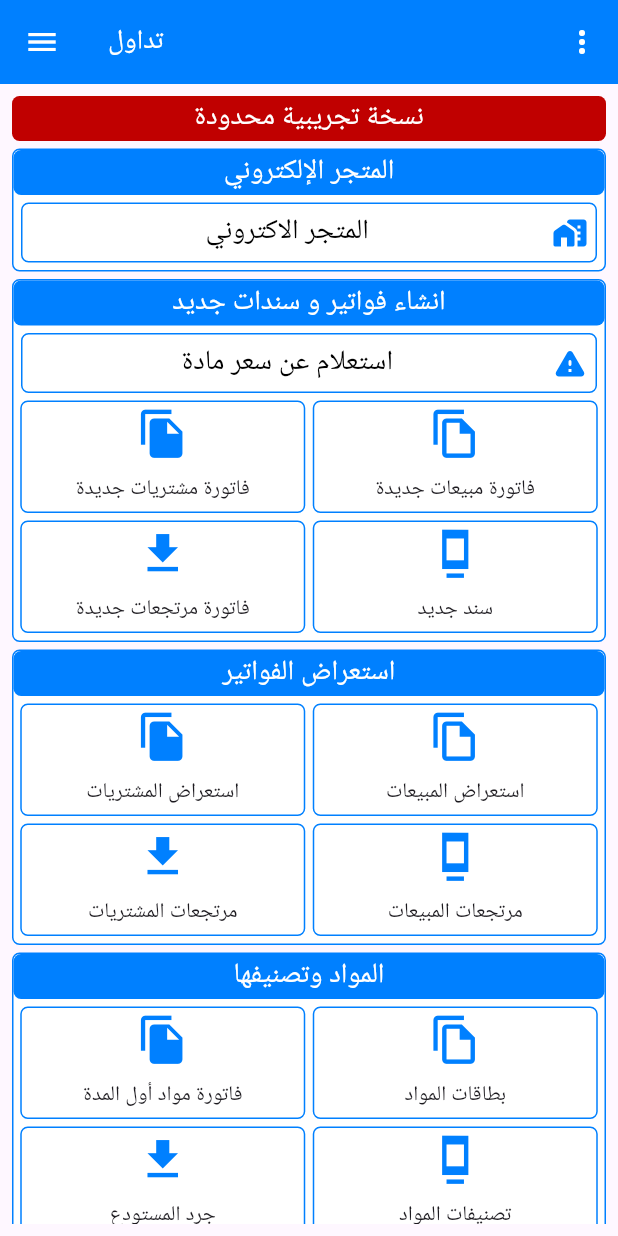
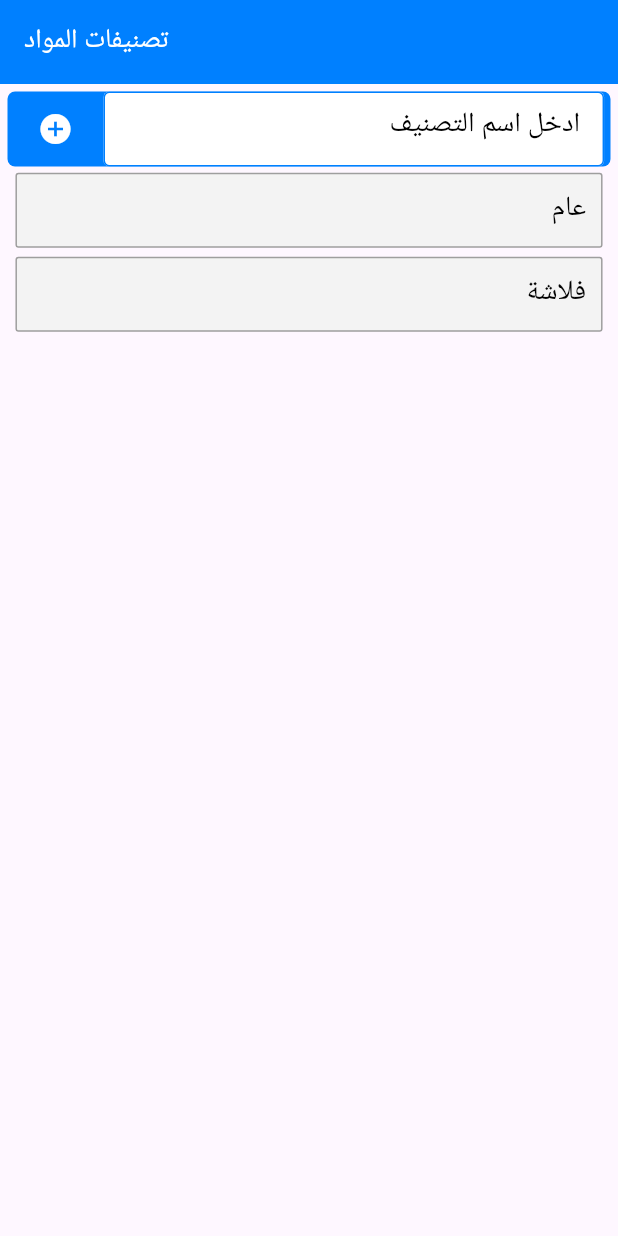
Before and after one commit to salimo2002/template, a Flutter app: the screen it shows after launch, after a tap on "تصنيفات المواد", on a phone screen of 412 x 824 dp. Run offline on Flutter 3.47's test engine with Material 3 defaults, Android fonts, the phone set to English and light mode, and no system bars; missing offline and left inert: font_awesome_icon_class.

Commit message:
create itemsClassificationView

```diff
--- a/lib/main.dart
+++ b/lib/main.dart
@@ -2,6 +2,7 @@ import 'package:flutter/material.dart';
 import 'package:template/utils/constants.dart';
 import 'package:template/views/home_view.dart';
 import 'package:template/views/item_card_view.dart';
+import 'package:template/views/items_classifications_view.dart';
 import 'package:template/views/new_item_view.dart';
 
 void main(List<String> args) {
@@ -24,7 +25,7 @@ class Template extends StatelessWidget {
         HomeView.id: (context) => const HomeView(),
         ItemCardView.id: (context) => const ItemCardView(),
         NewItemView.id: (context) => const NewItemView(),
-
+        ItemsClassificationsView.id: (context) => const ItemsClassificationsView(),
       },
       initialRoute: HomeView.id,
     );
--- a/lib/utils/constants.dart
+++ b/lib/utils/constants.dart
@@ -4,4 +4,5 @@ const kBlack = Colors.black;
 const kWhite = Colors.white;
 const kblueAccent = Color(0xff0080ff);
 const kred = Color(0xffc00000);
+const kgrey = Color(0xfff3f3f3);
 const klogo = 'assets/images/loogo.png';
--- /dev/null
+++ b/lib/views/items_classifications_view.dart
@@ -0,0 +1,38 @@
+import 'package:flutter/material.dart';
+import 'package:template/utils/constants.dart';
+import 'package:template/utils/font_style.dart';
+import 'package:template/widgets/items%20classifications%20view%20widgets/container_item_classifications.dart';
+import 'package:template/widgets/items%20classifications%20view%20widgets/container_name_classifications.dart';
+
+class ItemsClassificationsView extends StatelessWidget {
+  const ItemsClassificationsView({super.key});
+  static String id = 'ItemClassificationsView';
+  @override
+  Widget build(BuildContext context) {
+    return Scaffold(
+      appBar: AppBar(
+        automaticallyImplyLeading: false,
+        title: Text('تصنيفات المواد', style: FontStyleApp.white18),
+        backgroundColor: kblueAccent,
+      ),
+      body: Padding(
+        padding: const EdgeInsets.all(5),
+        child: Column(
+          children: [
+            ContainerNameClassifications(),
+            SizedBox(height: MediaQuery.sizeOf(context).height * .005),
+            ContainerItemClassifications(
+              nameClassificatio: 'عام',
+              onTap: () {},
+            ),
+            SizedBox(height: 6),
+            ContainerItemClassifications(
+              nameClassificatio: 'فلاشة',
+              onTap: () {},
+            ),
+          ],
+        ),
+      ),
+    );
+  }
+}
--- a/lib/widgets/home view widgets/create_financial_documents.dart
+++ b/lib/widgets/home view widgets/create_financial_documents.dart
@@ -1,7 +1,6 @@
 
 
 import 'package:flutter/material.dart';
-import 'package:flutter/widgets.dart';
 import 'package:template/utils/constants.dart';
 import 'package:template/widgets/button_check_price.dart';
 import 'package:template/widgets/custom_container.dart';
--- a/lib/widgets/home view widgets/product_catalog.dart
+++ b/lib/widgets/home view widgets/product_catalog.dart
@@ -2,6 +2,7 @@
 import 'package:flutter/material.dart';
 import 'package:template/utils/constants.dart';
 import 'package:template/views/item_card_view.dart';
+import 'package:template/views/items_classifications_view.dart';
 import 'package:template/widgets/custom_container.dart';
 import 'package:template/widgets/parts_titel.dart';
 import 'package:template/widgets/row_custom_button.dart';
@@ -18,7 +19,7 @@ class ProductCatalog extends StatelessWidget {
        crossAxisAlignment: CrossAxisAlignment.center,
        children: [
          PartsTitle(
-           title: 'المواد وتصنيفها',
+           title: 'المواد وتصنيفاتها',
            color: kblueAccent,
          ),
 
@@ -38,7 +39,7 @@ class ProductCatalog extends StatelessWidget {
            icon1: Icons.file_download,
            icon2: Icons.dock_sharp,
            onTap1: () {},
-           onTap2: () {},
+           onTap2: () {Navigator.pushNamed(context, ItemsClassificationsView.id);},
            text1: 'جرد المستودع',
            text2: 'تصنيفات المواد',
          ), SizedBox(height: 5),
--- /dev/null
+++ b/lib/widgets/items classifications view widgets/container_item_classifications.dart
@@ -0,0 +1,38 @@
+
+import 'package:flutter/material.dart';
+import 'package:template/utils/constants.dart';
+import 'package:template/utils/font_style.dart';
+import 'package:template/utils/responsive_text.dart';
+
+class ContainerItemClassifications extends StatelessWidget {
+  const ContainerItemClassifications({
+    super.key,
+    required this.nameClassificatio, required this.onTap,
+  });
+  final String nameClassificatio;
+  final void Function() onTap;
+  @override
+  Widget build(BuildContext context) {
+    return GestureDetector(onTap: (){},
+      child: Container(
+        height: 50,
+        width: MediaQuery.sizeOf(context).width * .95,
+        decoration: BoxDecoration(
+          color: kgrey,
+          border: Border.all(color: Colors.grey),
+          borderRadius: BorderRadius.circular(2),
+        ),
+        child: Padding(
+          padding: const EdgeInsets.only(right: 10, top: 10),
+          child: Text(
+            nameClassificatio,
+            style: FontStyleApp.black18.copyWith(
+              fontSize: getResponsiveText(context, 18),
+            ),
+            textAlign: TextAlign.right,
+          ),
+        ),
+      ),
+    );
+  }
+}
--- /dev/null
+++ b/lib/widgets/items classifications view widgets/container_name_classifications.dart
@@ -0,0 +1,22 @@
+
+import 'package:flutter/material.dart';
+import 'package:template/utils/constants.dart';
+import 'package:template/widgets/items%20classifications%20view%20widgets/row_name_classifications.dart';
+
+class ContainerNameClassifications extends StatelessWidget {
+  const ContainerNameClassifications({
+    super.key,
+  });
+
+  @override
+  Widget build(BuildContext context) {
+    return Container(height: 50,
+      width: double.infinity,
+      decoration: BoxDecoration(
+        color: kblueAccent,
+        borderRadius: BorderRadius.circular(5),
+      ),
+      child: RowNameClassifications(hintText: 'ادخل اسم التصنيف',),
+    );
+  }
+}
--- /dev/null
+++ b/lib/widgets/items classifications view widgets/row_name_classifications.dart
@@ -0,0 +1,42 @@
+
+import 'package:flutter/material.dart';
+import 'package:template/utils/constants.dart';
+import 'package:template/utils/font_style.dart';
+import 'package:template/utils/responsive_text.dart';
+
+class RowNameClassifications extends StatelessWidget {
+  const RowNameClassifications({
+    super.key, required this.hintText,
+  });
+  final String hintText;
+
+  @override
+  Widget build(BuildContext context) {
+    return Row(children: [
+      Padding(
+        padding: const EdgeInsets.symmetric(horizontal: 8),
+        child: IconButton(onPressed: (){}, icon: Icon(Icons.add_circle),),
+      ),
+       SizedBox(width: MediaQuery.sizeOf(context).width*.81,
+         child: TextField(
+                     textDirection: TextDirection.rtl,
+                     decoration: InputDecoration(
+                       hintTextDirection: TextDirection.rtl,
+                       hintText: hintText,
+                       hintStyle: FontStyleApp.black18.copyWith(fontSize: getResponsiveText(context, 18),),
+                       fillColor: kWhite,
+                       filled: true,
+                       enabledBorder: borderStyle(),
+                       border: borderStyle(),
+                       focusedBorder: borderStyle(),
+                     ),
+                   ),
+       ),
+    ],);
+  }
+}
+
+
+  OutlineInputBorder borderStyle() {
+    return OutlineInputBorder(borderSide: BorderSide(color: kblueAccent));
+  }
```
